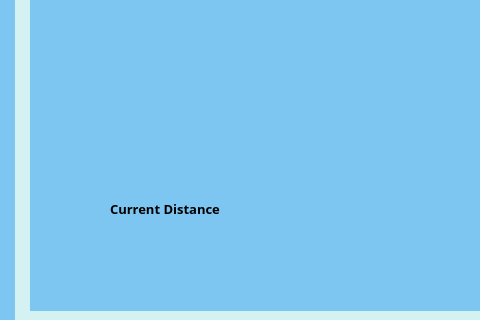
Old version of the form dashboard.ui in the repository PetreRaul/EyeTester; both pictures show x 148 to 628 and y 400 to 720 of the 1280 by 720 pixel window.
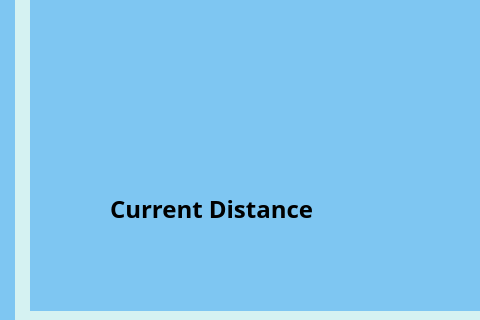
New version of the form. The open tabs and pages were chosen to show the change. Icons and pictures are not drawn.

Commit message: regex for password, unique username, UI modified,

Patch:
```diff
--- a/dashboard.ui
+++ b/dashboard.ui
@@ -557,14 +557,14 @@
             <rect>
              <x>80</x>
              <y>530</y>
-             <width>201</width>
+             <width>261</width>
              <height>51</height>
             </rect>
            </property>
            <property name="font">
             <font>
              <family>Segoe UI Black</family>
-             <pointsize>10</pointsize>
+             <pointsize>18</pointsize>
              <weight>75</weight>
              <bold>true</bold>
             </font>
```
Left out of the diff: 4 changed lines with no effect on the pictures. The commit also changes 7 other files.
